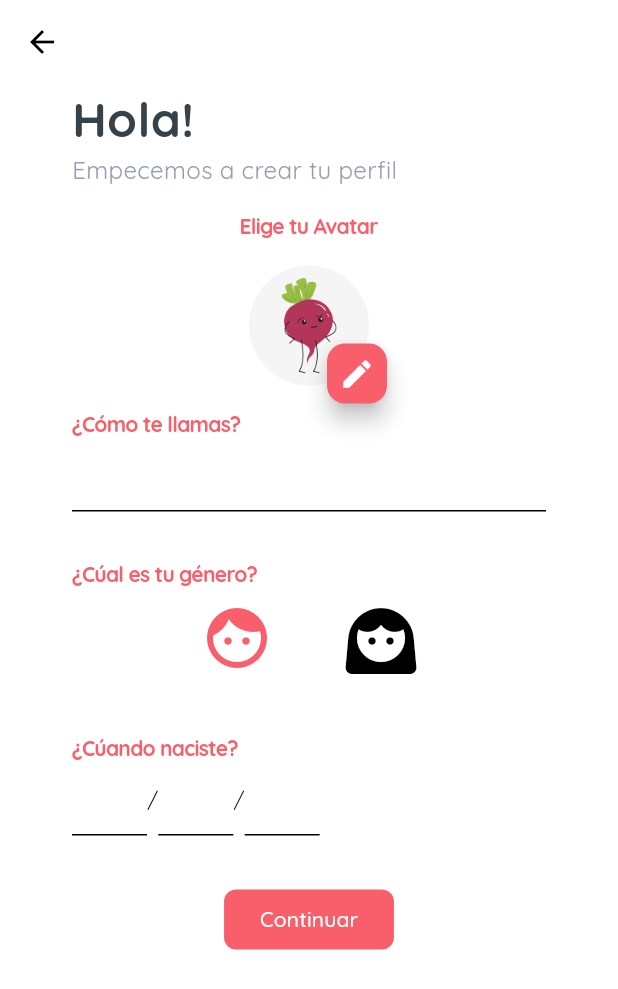
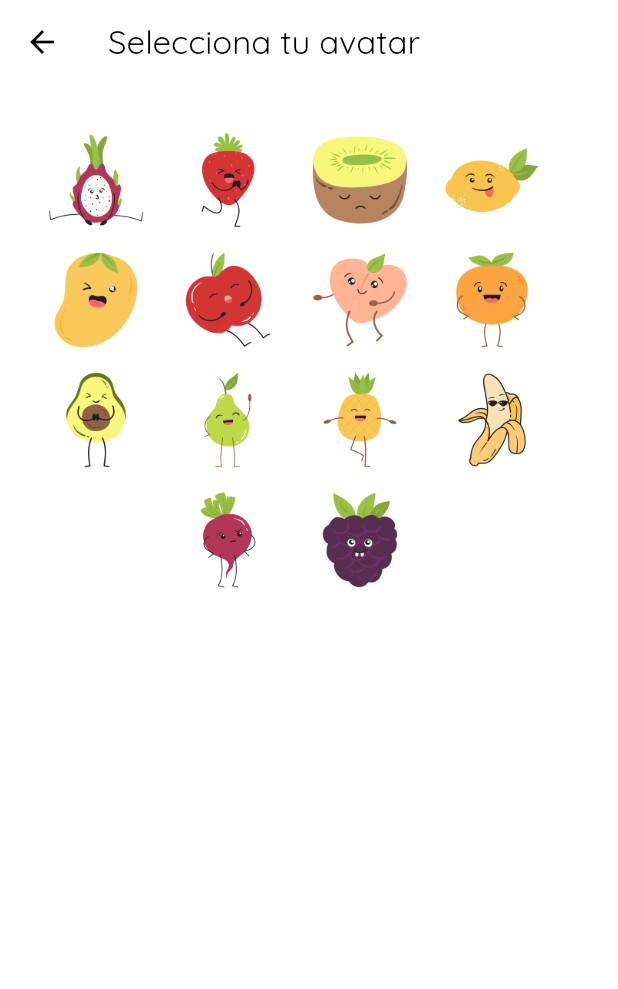
Before and after one commit to DalvickPL7/bascula_con_android, a Flutter app: the CreateProfilePage screen opened directly, after a tap on the "edit" icon, on a phone screen of 412 x 824 dp. Shown: the top 989 px of the screen. Run offline on Flutter 3.47's test engine with Material 3 defaults, Android fonts, the phone set to English and light mode, and no system bars; our stand-ins replace flutter_bluetooth_serial, hive, hive_flutter, permission_handler; accounts and stored records are empty.

Commit message:
add select avatar page

```diff
--- a/lib/pages/create_profile_page.dart
+++ b/lib/pages/create_profile_page.dart
@@ -1,5 +1,6 @@
 import 'package:flutter/material.dart';
 import 'package:flutter/services.dart';
+import 'package:flutter_application/pages/select_avatar_page.dart';
 import 'package:flutter_application/pages/weight_size_page.dart';
 import 'package:flutter_application/utils/colors.dart';
 import 'package:flutter_application/utils/styles.dart';
@@ -30,7 +31,12 @@ class _CreateProfilePageState extends State<CreateProfilePage> {
       appBar: AppBar(),
       body: SingleChildScrollView(
         child: Padding(
-          padding: const EdgeInsets.fromLTRB(48.0, 0, 48.0, 48.0,),
+          padding: const EdgeInsets.fromLTRB(
+            48.0,
+            0,
+            48.0,
+            48.0,
+          ),
           child: Form(
             key: _formKey,
             child: Column(
@@ -51,8 +57,7 @@ class _CreateProfilePageState extends State<CreateProfilePage> {
                 Center(
                   child: avatar(),
                 ),
-                const Text("¿Cómo te llamas?",
-                    style: MyTextStyle.titleInputs),
+                const Text("¿Cómo te llamas?", style: MyTextStyle.titleInputs),
                 TextFormField(
                   controller: _nombre,
                   validator: (value) {
@@ -92,8 +97,7 @@ class _CreateProfilePageState extends State<CreateProfilePage> {
                   ],
                 ),
                 const SizedBox(height: 32),
-                const Text("¿Cúando naciste?",
-                    style: MyTextStyle.titleInputs),
+                const Text("¿Cúando naciste?", style: MyTextStyle.titleInputs),
                 Row(
                   children: [
                     SizedBox(
@@ -183,8 +187,7 @@ class _CreateProfilePageState extends State<CreateProfilePage> {
                       } else {
                         ScaffoldMessenger.of(context).showSnackBar(
                           const SnackBar(
-                              content:
-                                  Text('Hay un error. Revisa tus datos')),
+                              content: Text('Hay un error. Revisa tus datos')),
                         );
                       }
                     },
@@ -217,7 +220,20 @@ class _CreateProfilePageState extends State<CreateProfilePage> {
           bottom: 0,
           right: 0,
           child: FloatingActionButton.small(
-            onPressed: () {},
+            onPressed: () async {
+              final result = await Navigator.push(
+                context,
+                MaterialPageRoute(
+                  builder: (context) => const SelectAvatarPage(),
+                ),
+              );
+
+              if (result != null) {
+                setState(() {
+                  _imagen = result;
+                });
+              }
+            },
             backgroundColor: MyColors.primary,
             child: const Icon(
               Icons.edit,
--- /dev/null
+++ b/lib/pages/select_avatar_page.dart
@@ -0,0 +1,53 @@
+import 'package:flutter/material.dart';
+
+class SelectAvatarPage extends StatelessWidget {
+  const SelectAvatarPage({super.key});
+
+  static final avatars = [
+    "assets/images/img_fruta.png",
+    "assets/images/img_frutilla.png",
+    "assets/images/img_kiwi.png",
+    "assets/images/img_limon.png",
+    "assets/images/img_mango.png",
+    "assets/images/img_manzana.png",
+    "assets/images/img_melon.png",
+    "assets/images/img_naranja.png",
+    "assets/images/img_pera.png",
+    "assets/images/img_pera2.png",
+    "assets/images/img_pina.png",
+    "assets/images/img_platano.png",
+    "assets/images/img_rabano.png",
+    "assets/images/img_uva.png",
+  ];
+
+  @override
+  Widget build(BuildContext context) {
+    return Scaffold(
+      appBar: AppBar(
+        title: Text("Selecciona tu avatar"),
+      ),
+      body: Padding(
+        padding: const EdgeInsets.all(24.0),
+        child: Wrap(
+          alignment: WrapAlignment.center,
+          spacing: 8,
+          children: List.generate(
+            avatars.length,
+            (index) => InkWell(
+              onTap: () {
+                Navigator.pop(context, avatars[index]);
+              },
+              child: Padding(
+                padding: const EdgeInsets.all(8.0),
+                child: Image.asset(
+                  avatars[index],
+                  height: 64,
+                ),
+              ),
+            ),
+          ).toList(),
+        ),
+      ),
+    );
+  }
+}
```
